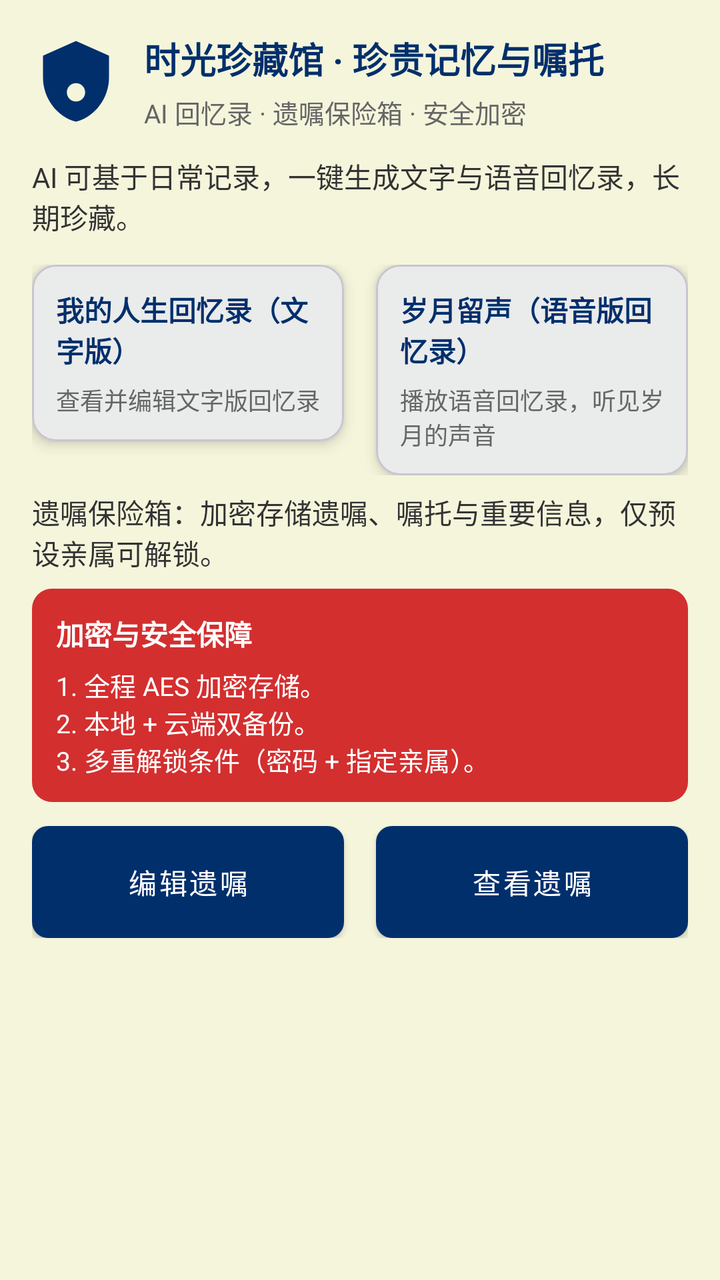
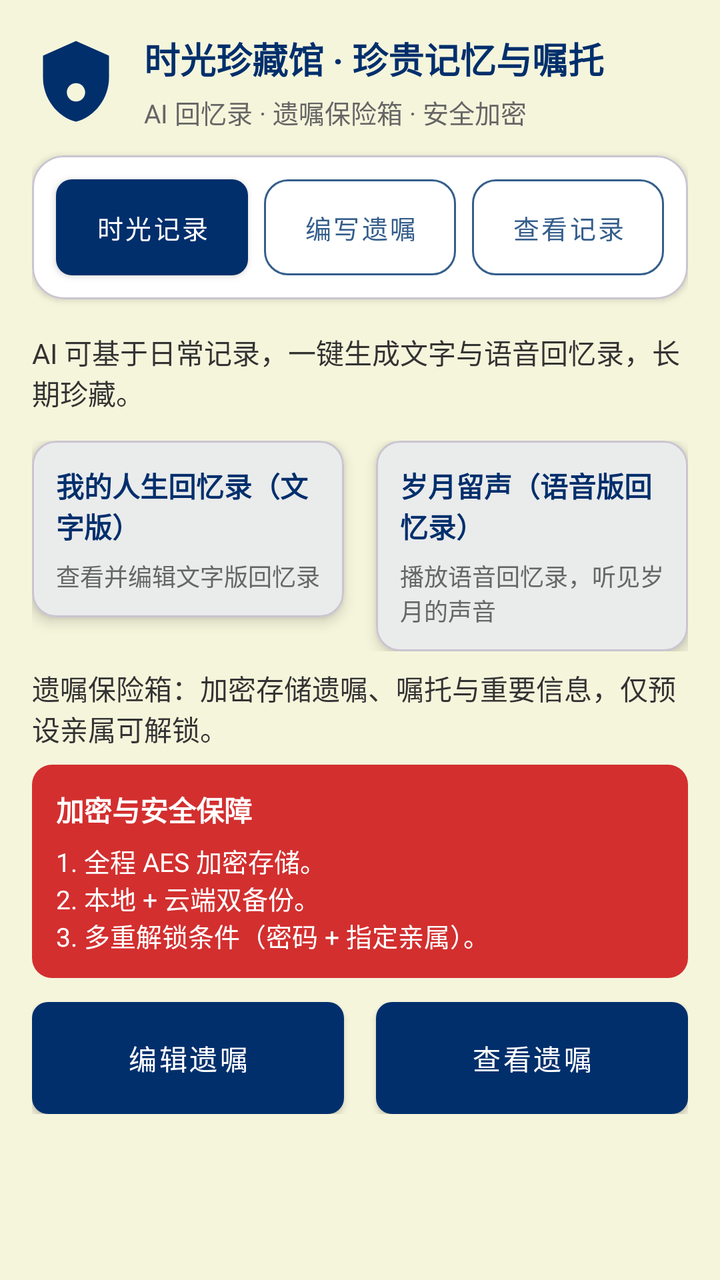

Compare the two renders of this Android layout. The source of the first and the diff that turns it into the second are given below.
<!-- AndroidManifest.xml: application theme Theme.Lifelink -->
<!-- res/layout/fragment_time_treasure.xml -->
<?xml version="1.0" encoding="utf-8"?>
<androidx.core.widget.NestedScrollView xmlns:android="http://schemas.android.com/apk/res/android"
    xmlns:app="http://schemas.android.com/apk/res-auto"
    android:layout_width="match_parent"
    android:layout_height="match_parent"
    android:background="@color/eye_friendly_background"
    android:padding="16dp">

    <LinearLayout
        android:layout_width="match_parent"
        android:layout_height="wrap_content"
        android:orientation="vertical">

        
        <LinearLayout
            android:layout_width="match_parent"
            android:layout_height="wrap_content"
            android:orientation="horizontal"
            android:gravity="center_vertical"
            android:paddingBottom="12dp">

            <ImageView
                android:layout_width="44dp"
                android:layout_height="44dp"
                android:src="@drawable/ic_treasure"
                app:tint="@color/treasure_deep_blue"
                android:contentDescription="珍藏锁图标" />

            <LinearLayout
                android:layout_width="0dp"
                android:layout_height="wrap_content"
                android:layout_weight="1"
                android:orientation="vertical"
                android:paddingStart="12dp">

                <TextView
                    android:layout_width="wrap_content"
                    android:layout_height="wrap_content"
                    android:text="@string/treasure_title"
                    android:textSize="18sp"
                    android:textStyle="bold"
                    android:textColor="@color/treasure_deep_blue" />

                <TextView
                    android:layout_width="wrap_content"
                    android:layout_height="wrap_content"
                    android:text="@string/treasure_subtitle"
                    android:textSize="13sp"
                    android:textColor="@color/memory_text_secondary"
                    android:paddingTop="4dp" />
            </LinearLayout>
        </LinearLayout>

        
        <TextView
            android:layout_width="wrap_content"
            android:layout_height="wrap_content"
            android:text="@string/treasure_ai_desc"
            android:textColor="@color/eye_friendly_text"
            android:paddingBottom="8dp" />

        <LinearLayout
            android:layout_width="match_parent"
            android:layout_height="wrap_content"
            android:orientation="horizontal"
            android:weightSum="2"
            android:layout_marginTop="6dp">

            <com.google.android.material.card.MaterialCardView
                android:layout_width="0dp"
                android:layout_height="wrap_content"
                android:layout_weight="1"
                app:cardCornerRadius="12dp"
                app:cardElevation="4dp"
                android:layout_marginEnd="8dp">

                <LinearLayout
                    android:layout_width="match_parent"
                    android:layout_height="wrap_content"
                    android:orientation="vertical"
                    android:padding="12dp">

                    <TextView
                        android:layout_width="wrap_content"
                        android:layout_height="wrap_content"
                        android:text="@string/treasure_my_memories_text"
                        android:textStyle="bold"
                        android:textColor="@color/treasure_deep_blue" />

                    <TextView
                        android:layout_width="wrap_content"
                        android:layout_height="wrap_content"
                        android:text="查看并编辑文字版回忆录"
                        android:textSize="12sp"
                        android:textColor="@color/memory_text_secondary"
                        android:paddingTop="6dp" />
                </LinearLayout>
            </com.google.android.material.card.MaterialCardView>

            <com.google.android.material.card.MaterialCardView
                android:layout_width="0dp"
                android:layout_height="wrap_content"
                android:layout_weight="1"
                app:cardCornerRadius="12dp"
                app:cardElevation="4dp"
                android:layout_marginStart="8dp">

                <LinearLayout
                    android:layout_width="match_parent"
                    android:layout_height="wrap_content"
                    android:orientation="vertical"
                    android:padding="12dp">

                    <TextView
                        android:layout_width="wrap_content"
                        android:layout_height="wrap_content"
                        android:text="@string/treasure_my_memories_audio"
                        android:textStyle="bold"
                        android:textColor="@color/treasure_deep_blue" />

                    <TextView
                        android:layout_width="wrap_content"
                        android:layout_height="wrap_content"
                        android:text="播放语音回忆录，听见岁月的声音"
                        android:textSize="12sp"
                        android:textColor="@color/memory_text_secondary"
                        android:paddingTop="6dp" />
                </LinearLayout>
            </com.google.android.material.card.MaterialCardView>
        </LinearLayout>

        
        <View android:layout_width="match_parent" android:layout_height="8dp" />

        
        <TextView
            android:layout_width="wrap_content"
            android:layout_height="wrap_content"
            android:text="@string/treasure_safe_desc"
            android:textColor="@color/eye_friendly_text"
            android:paddingBottom="8dp" />

        <LinearLayout
            android:layout_width="match_parent"
            android:layout_height="wrap_content"
            android:orientation="vertical"
            android:padding="12dp"
            android:background="@drawable/bg_treasure_warning">

            <TextView
                android:layout_width="wrap_content"
                android:layout_height="wrap_content"
                android:text="@string/treasure_safe_rules_title"
                android:textStyle="bold"
                android:textColor="@color/white"
                android:paddingBottom="6dp" />

            <TextView
                android:layout_width="match_parent"
                android:layout_height="wrap_content"
                android:text="@string/treasure_safe_rules"
                android:textColor="@color/white"
                android:textSize="13sp" />
        </LinearLayout>

        <LinearLayout
            android:layout_width="match_parent"
            android:layout_height="wrap_content"
            android:orientation="horizontal"
            android:layout_marginTop="12dp"
            android:weightSum="2">

            <com.google.android.material.button.MaterialButton
                android:id="@+id/btn_edit_will"
                android:layout_width="0dp"
                android:layout_height="56dp"
                android:layout_weight="1"
                android:text="@string/treasure_edit_will"
                android:textColor="@color/white"
                app:backgroundTint="@color/treasure_deep_blue"
                app:cornerRadius="6dp"
                android:layout_marginEnd="8dp" />

            <com.google.android.material.button.MaterialButton
                android:id="@+id/btn_view_will"
                android:layout_width="0dp"
                android:layout_height="56dp"
                android:layout_weight="1"
                android:text="@string/treasure_view_will"
                android:textColor="@color/white"
                app:backgroundTint="@color/treasure_deep_blue"
                app:cornerRadius="6dp"
                android:layout_marginStart="8dp" />
        </LinearLayout>

        <View android:layout_width="match_parent" android:layout_height="24dp" />

    </LinearLayout>
</androidx.core.widget.NestedScrollView>
<!-- resources referenced by this layout -->
<resources>
  <color name="eye_friendly_background">#FFF5F5DC</color>
  <color name="eye_friendly_text">#FF333333</color>
  <color name="memory_text_secondary">#FF666666</color>
  <color name="treasure_deep_blue">#FF002F6C</color>
  <color name="white">#FFFFFFFF</color>
  <!-- drawable bg_treasure_warning (drawable) -->
  <?xml version="1.0" encoding="utf-8"?>
  <shape xmlns:android="http://schemas.android.com/apk/res/android"
      android:shape="rectangle">
      <solid android:color="@color/treasure_warning_red" />
      <corners android:radius="10dp" />
      <padding android:left="12dp" android:top="12dp" android:right="12dp" android:bottom="12dp" />
  </shape>
  <!-- drawable ic_treasure (drawable) -->
  <vector xmlns:android="http://schemas.android.com/apk/res/android"
      android:width="24dp"
      android:height="24dp"
      android:viewportWidth="24"
      android:viewportHeight="24"
      android:tint="@color/black">
    <path
        android:fillColor="@android:color/white"
        android:pathData="M12,1L3,5v6c0,5.55 3.84,10.74 9,12c5.16-1.26 9-6.45 9-12V5L12,1z M12,17.5c-1.38,0-2.5-1.12-2.5-2.5s1.12-2.5 2.5-2.5s2.5,1.12 2.5,2.5S13.38,17.5 12,17.5z"/>
  </vector>
  <string name="treasure_ai_desc">AI 可基于日常记录，一键生成文字与语音回忆录，长期珍藏。</string>
  <string name="treasure_edit_will">编辑遗嘱</string>
  <string name="treasure_my_memories_audio">岁月留声（语音版回忆录）</string>
  <string name="treasure_my_memories_text">我的人生回忆录（文字版）</string>
  <string name="treasure_safe_desc">遗嘱保险箱：加密存储遗嘱、嘱托与重要信息，仅预设亲属可解锁。</string>
  <string name="treasure_safe_rules">1. 全程 AES 加密存储。\n2. 本地 + 云端双备份。\n3. 多重解锁条件（密码 + 指定亲属）。</string>
  <string name="treasure_safe_rules_title">加密与安全保障</string>
  <string name="treasure_subtitle">AI 回忆录 · 遗嘱保险箱 · 安全加密</string>
  <string name="treasure_title">时光珍藏馆 · 珍贵记忆与嘱托</string>
  <string name="treasure_view_will">查看遗嘱</string>
  <style name="Theme.Lifelink" parent="Base.Theme.Lifelink" />
  <color name="treasure_warning_red">#FFD32F2F</color>
  <color name="black">#FF000000</color>
  <style name="Base.Theme.Lifelink" parent="Theme.Material3.DayNight.NoActionBar">
          
          <item name="colorPrimary">@color/eye_friendly_accent</item>
          <item name="colorPrimaryVariant">@color/eye_friendly_accent</item>
          <item name="colorOnPrimary">@color/white</item>
          <item name="colorSecondary">@color/eye_friendly_text</item>
          <item name="colorOnSecondary">@color/white</item>
          
          <item name="android:buttonStyle">@style/App.Button</item>
          <item name="materialButtonStyle">@style/App.Button</item>
      </style>
  <color name="eye_friendly_accent">#FF2E7D32</color>
  <style name="App.Button" parent="Widget.MaterialComponents.Button">
          <item name="android:background">@drawable/button_primary_bg</item>
          <item name="android:textColor">@color/white</item>
          <item name="android:paddingLeft">16dp</item>
          <item name="android:paddingRight">16dp</item>
      </style>
  <!-- drawable button_primary_bg (drawable) -->
  <?xml version="1.0" encoding="utf-8"?>
  <shape xmlns:android="http://schemas.android.com/apk/res/android">
      <corners android:radius="8dp" />
      <solid android:color="@color/memory_deep_blue" />
  </shape>
  <color name="memory_deep_blue">#FF003D82</color>
</resources>

<!-- the commit's change to res/layout/fragment_time_treasure.xml (unified diff, before → after) -->
@@ -52,6 +52,79 @@
         </LinearLayout>
 
         
+        <com.google.android.material.card.MaterialCardView
+            android:layout_width="match_parent"
+            android:layout_height="wrap_content"
+            app:cardCornerRadius="16dp"
+            app:cardElevation="2dp"
+            app:cardBackgroundColor="@color/white"
+            android:layout_marginBottom="16dp">
+
+            <LinearLayout
+                android:layout_width="match_parent"
+                android:layout_height="wrap_content"
+                android:orientation="horizontal"
+                android:weightSum="3"
+                android:padding="8dp">
+
+                
+                <com.google.android.material.button.MaterialButton
+                    android:id="@+id/btn_time_record"
+                    android:layout_width="0dp"
+                    android:layout_height="48dp"
+                    android:layout_weight="1"
+                    android:text="时光记录"
+                    android:textSize="13sp"
+                    android:textColor="@color/white"
+                    app:backgroundTint="@color/treasure_deep_blue"
+                    app:cornerRadius="12dp"
+                    android:layout_margin="4dp"
+                    android:insetLeft="0dp"
+                    android:insetRight="0dp"
+                    android:insetTop="0dp"
+                    android:insetBottom="0dp" />
+
+                
+                <com.google.android.material.button.MaterialButton
+                    android:id="@+id/btn_write_will"
+                    android:layout_width="0dp"
+                    android:layout_height="48dp"
+                    android:layout_weight="1"
+                    android:text="编写遗嘱"
+                    android:textSize="13sp"
+                    android:textColor="@color/treasure_muted_blue"
+                    style="@style/Widget.MaterialComponents.Button.OutlinedButton"
+                    app:cornerRadius="12dp"
+                    android:layout_margin="4dp"
+                    app:strokeColor="@color/treasure_muted_blue"
+                    app:strokeWidth="1dp"
+                    android:insetLeft="0dp"
+                    android:insetRight="0dp"
+                    android:insetTop="0dp"
+                    android:insetBottom="0dp" />
+
+                
+                <com.google.android.material.button.MaterialButton
+                    android:id="@+id/btn_view_records"
+                    android:layout_width="0dp"
+                    android:layout_height="48dp"
+                    android:layout_weight="1"
+                    android:text="查看记录"
+                    android:textSize="13sp"
+                    android:textColor="@color/treasure_muted_blue"
+                    style="@style/Widget.MaterialComponents.Button.OutlinedButton"
+                    app:cornerRadius="12dp"
+                    android:layout_margin="4dp"
+                    app:strokeColor="@color/treasure_muted_blue"
+                    app:strokeWidth="1dp"
+                    android:insetLeft="0dp"
+                    android:insetRight="0dp"
+                    android:insetTop="0dp"
+                    android:insetBottom="0dp" />
+            </LinearLayout>
+        </com.google.android.material.card.MaterialCardView>
+
+        
         <TextView
             android:layout_width="wrap_content"
             android:layout_height="wrap_content"
<!-- resource entries referenced after the edit -->
@@ -4,6 +4,7 @@
   <color name="eye_friendly_text">#FF333333</color>
   <color name="memory_text_secondary">#FF666666</color>
   <color name="treasure_deep_blue">#FF002F6C</color>
+  <color name="treasure_muted_blue">#FF355E8C</color>
   <color name="white">#FFFFFFFF</color>
   <!-- drawable bg_treasure_warning (drawable) -->
   <?xml version="1.0" encoding="utf-8"?>
